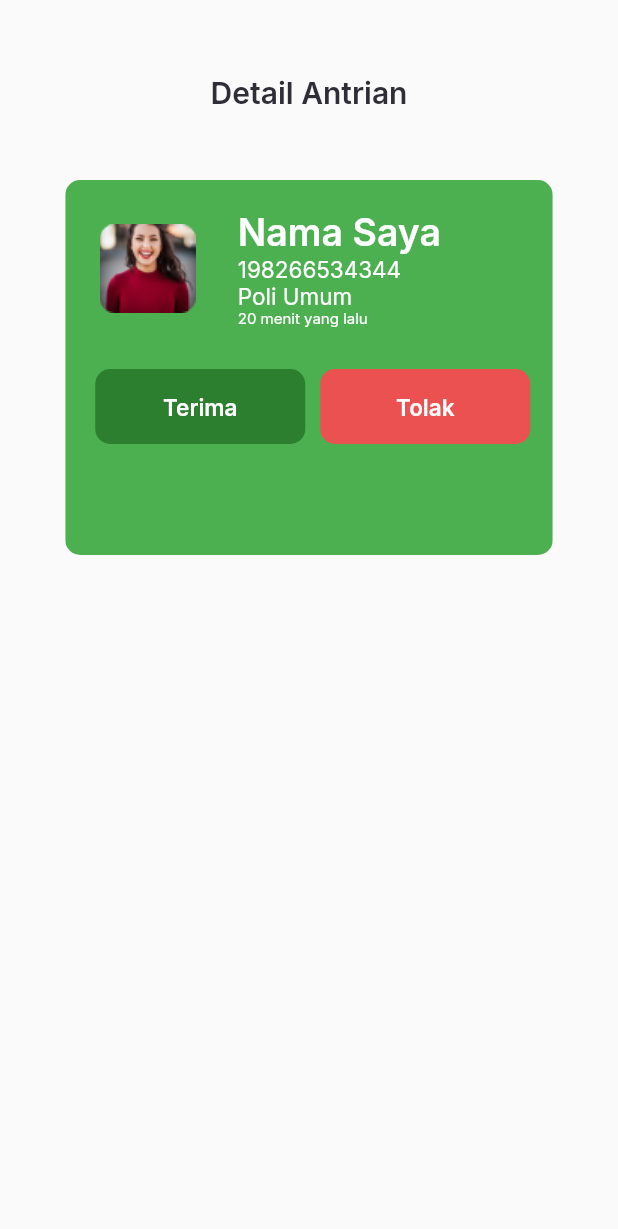
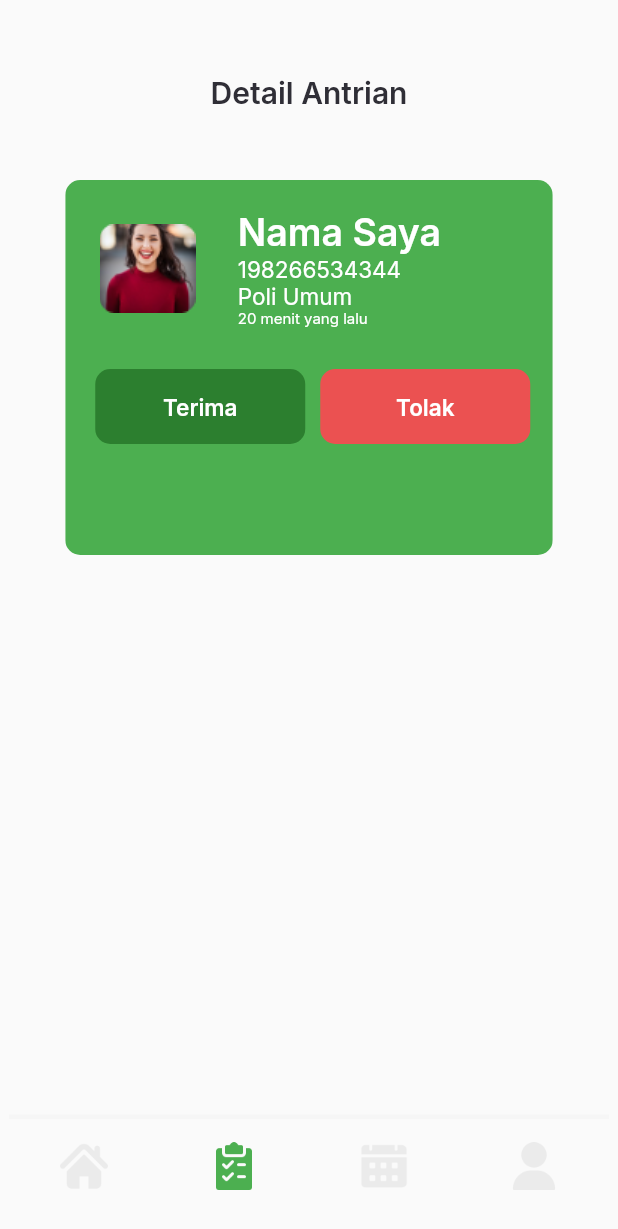
Before and after one commit to dayat2063/pbmdoctor, a Flutter app: the detaillistpasien screen opened directly, on a phone screen of 412 x 824 dp. Shown: the top 1229 px of the screen. Run offline on Flutter 3.47's test engine with Material 2 defaults, Android fonts, the phone set to English and light mode, and no system bars; our stand-ins replace google_fonts.

Commit message:
tambah menu di detail list pasien

```diff
--- a/lib/pages/detail_list_pasien.dart
+++ b/lib/pages/detail_list_pasien.dart
@@ -1,17 +1,18 @@
 import 'package:flutter/material.dart';
 import 'package:pbmdoctor/theme.dart';
 import 'package:pbmdoctor/widgets/detail_list_cards.dart';
-// import 'homepage_doctor.dart';
-// import 'absen_doctor.dart';
-// import 'package:pbmdoctor/models/navbar.dart';
-// import 'package:pbmdoctor/widgets/bottom_navbar_item.dart';
-// import 'page_list_pasien.dart';
+import 'homepage_doctor.dart';
+import 'absen_doctor.dart';
+import 'package:pbmdoctor/models/navbar.dart';
+import 'package:pbmdoctor/widgets/bottom_navbar_item.dart';
+import 'page_list_pasien.dart';
 
 class detaillistpasien extends StatelessWidget {
   @override
   Widget build(BuildContext context) {
     return Scaffold(
-      body: Center(
+      body: SafeArea(
+        child: Center(
           child: Column(
             children: [
               SizedBox(
@@ -28,6 +29,77 @@ class detaillistpasien extends StatelessWidget {
             ],
           ),
         ),
+      ),
+      //AWAL MENU BOTTON
+      floatingActionButton: Container(
+        height: 81,
+        width: 400,
+        decoration: BoxDecoration(
+          color: WhiterColor,
+          border: Border(
+            top: BorderSide(
+              color: greyColor,
+              width: 3,
+            ),
+          ),
+        ),
+        child: Column(
+          children: [
+            SizedBox(
+              height: 15.5,
+            ),
+            Row(
+              mainAxisAlignment: MainAxisAlignment.spaceAround,
+              children: [
+                InkWell(
+                  onTap: () {
+                    Navigator.push(
+                      context,
+                      MaterialPageRoute(
+                        builder: (context) => homepagedoctor(),
+                      ),
+                    );
+                  },
+                  child: Bottomnavbaritem(
+                    Navbar(id: 1, image: 'assets/icons/home_unactive.png'),
+                  ),
+                ),
+                InkWell(
+                  onTap: () {
+                    Navigator.push(
+                      context,
+                      MaterialPageRoute(
+                        builder: (context) => pagelistpasien(),
+                      ),
+                    );
+                  },
+                  child: Bottomnavbaritem(
+                    Navbar(id: 2, image: 'assets/icons/list_active.png'),
+                  ),
+                ),
+                InkWell(
+                  onTap: () {
+                    Navigator.push(
+                      context,
+                      MaterialPageRoute(
+                        builder: (context) => Absendoctor(),
+                      ),
+                    );
+                  },
+                  child: Bottomnavbaritem(
+                    Navbar(id: 3, image: 'assets/icons/calender_unactive.png'),
+                  ),
+                ),
+                Bottomnavbaritem(
+                  Navbar(id: 4, image: 'assets/icons/user_unactive.png'),
+                ),
+              ],
+            ),
+//ini
+          ],
+        ),
+      ),
+      floatingActionButtonLocation: FloatingActionButtonLocation.centerDocked,
     );
   }
 }
```
Lines whose indentation alone changed are shown as unchanged.
